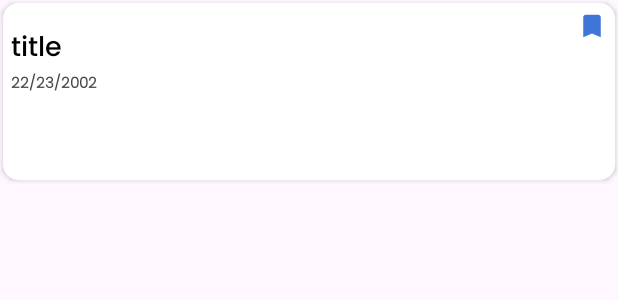
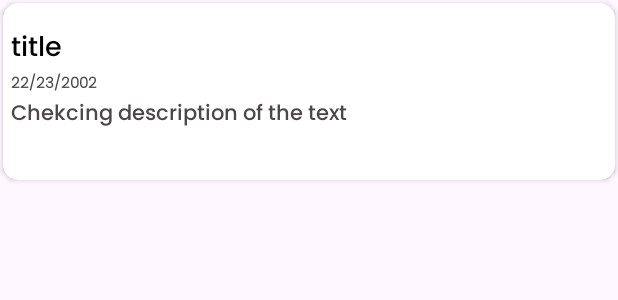
Before and after one commit to Rawat-Senpai/Notes_Application, an Android app: the layout layout_notes.xml on its own in the app's theme, with its tools: preview values and no code run, on a phone screen of 412 x 824 dp. Shown: the top 300 px of the screen. Run offline under Robolectric (Android 15) with nearby library versions, the light colour scheme and no system bars.

Commit message:
changes some thing after posting on twitter

```diff
--- a/app/src/main/java/com/example/optimizingcode/ui/NoteFragment.kt
+++ b/app/src/main/java/com/example/optimizingcode/ui/NoteFragment.kt
@@ -176,6 +176,14 @@ class NoteFragment : ThemeFragment(), NoteAdapter.OnNoteClickListener {
     }
 
 
+    override fun onResume() {
+        super.onResume()
+
+        Log.d("checking","On-Resume")
+
+    }
+
+
     override fun onViewCreated(view: View, savedInstanceState: Bundle?) {
         super.onViewCreated(view, savedInstanceState)
 
@@ -199,6 +207,7 @@ class NoteFragment : ThemeFragment(), NoteAdapter.OnNoteClickListener {
             searchEdt.setTextColor(myAppTheme.mainTextColor(requireContext()))
             imageView.setColorFilter(myAppTheme.changeIconColor(requireContext()))
             heading.setTextColor(myAppTheme.mainTextColor(requireContext()))
+
 
         }
 
--- a/app/src/main/res/layout/layout_notes.xml
+++ b/app/src/main/res/layout/layout_notes.xml
@@ -14,7 +14,6 @@
         android:padding="5dp"
         android:id="@+id/cardView"
         android:layout_width="match_parent"
-
         android:layout_height="match_parent">
 
         <TextView
@@ -36,7 +35,7 @@
             android:layout_width="20dp"
             android:layout_height="20dp"
             android:src="@drawable/ic_bookmark"
-
+            android:visibility="gone"
             app:layout_constraintEnd_toEndOf="parent"
             app:layout_constraintTop_toTopOf="@+id/titleNote" />
 
@@ -63,10 +62,12 @@
             android:fontFamily="@font/poppins_medium"
             android:minHeight="50dp"
             android:textColor="@color/grey"
-            android:textSize="14sp"
+            android:textSize="14dp"
             app:layout_constraintBottom_toBottomOf="parent"
             app:layout_constraintEnd_toEndOf="parent"
             app:layout_constraintHorizontal_bias="0.0"
+            tools:text="Chekcing description of the text "
+
             app:layout_constraintStart_toStartOf="parent"
             app:layout_constraintTop_toBottomOf="@+id/date"
             app:layout_constraintVertical_bias="0.0" />
--- a/app/src/main/res/values-night/themes.xml
+++ b/app/src/main/res/values-night/themes.xml
@@ -3,6 +3,13 @@
     <style name="Base.Theme.OptimizingCode" parent="Theme.Material3.Light.NoActionBar">
         <!-- Customize your dark theme here. -->
         <!-- <item name="colorPrimary">@color/my_dark_primary</item> -->
+
+
+        <item name="windowNoTitle">true</item>
+        <item name="windowActionBar">false</item>
+        <item name="android:windowFullscreen">true</item>
+        <item name="android:windowContentOverlay">@null</item>
+
     </style>
 
 
--- a/app/src/main/res/values/themes.xml
+++ b/app/src/main/res/values/themes.xml
@@ -3,6 +3,13 @@
     <style name="Base.Theme.OptimizingCode" parent="Theme.Material3.Light.NoActionBar">
         <!-- Customize your light theme here. -->
         <!-- <item name="colorPrimary">@color/my_light_primary</item> -->
+
+
+        <item name="windowNoTitle">true</item>
+        <item name="windowActionBar">false</item>
+        <item name="android:windowFullscreen">true</item>
+        <item name="android:windowContentOverlay">@null</item>
+
     </style>
 
     <style name="Theme.OptimizingCode" parent="Base.Theme.OptimizingCode" />
```
